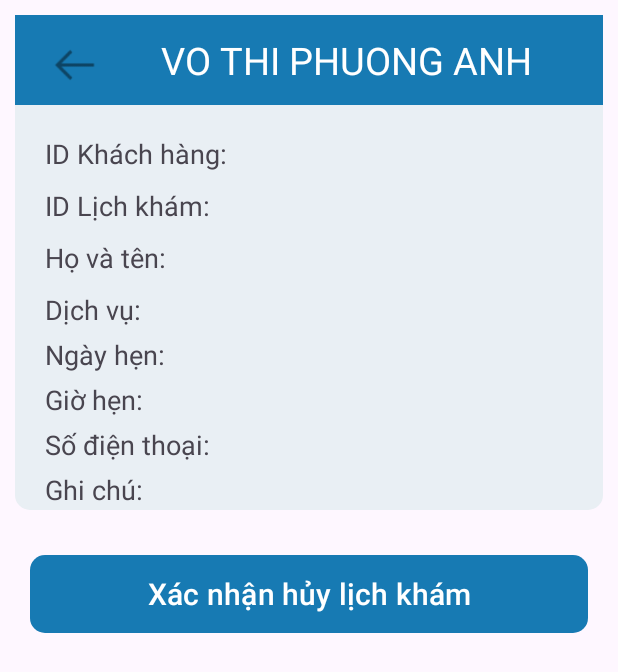
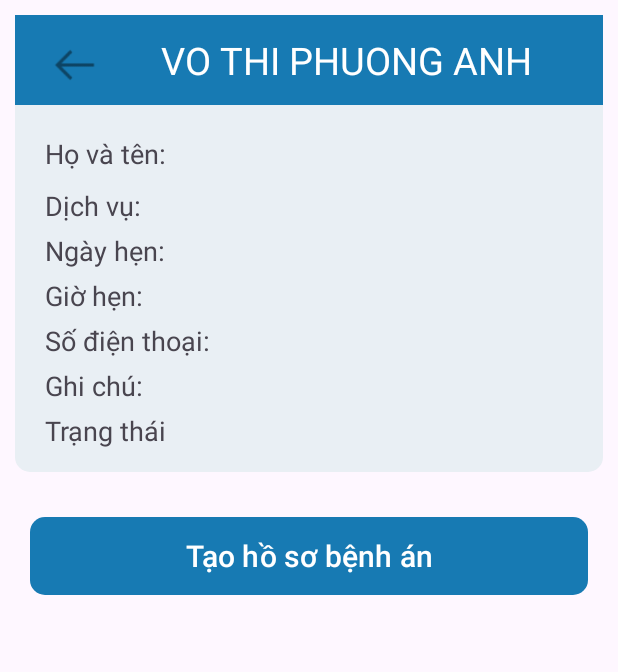
Before and after one commit to vtpanh12/LVTN, an Android app: the DentistAppointmentDetailActivity screen opened directly, with no data from a screen before it, on a phone screen of 412 x 824 dp. Shown: the top 672 px of the screen. Run offline under Robolectric (Android 15) with nearby library versions, the phone set to English and light mode, and no system bars; our stand-ins replace Firebase (no records; nobody signed in at launch, a user with empty details on screens opened directly).

Commit message:
day1 getInfoDentist

```diff
--- a/app/src/main/java/com/example/vtpa_b2013518_lvtn/dentist/DentistAppointmentDetailActivity.kt
+++ b/app/src/main/java/com/example/vtpa_b2013518_lvtn/dentist/DentistAppointmentDetailActivity.kt
@@ -1,15 +1,57 @@
 package com.example.vtpa_b2013518_lvtn.dentist
 
+import android.content.Intent
 import android.os.Bundle
+import android.widget.Button
+import android.widget.ImageView
+import android.widget.Toast
 import androidx.activity.enableEdgeToEdge
 import androidx.appcompat.app.AppCompatActivity
 import androidx.core.view.ViewCompat
 import androidx.core.view.WindowInsetsCompat
 import com.example.vtpa_b2013518_lvtn.R
+import com.example.vtpa_b2013518_lvtn.adapter.Shift
+import com.google.firebase.Firebase
+import com.google.firebase.auth.FirebaseAuth
+import com.google.firebase.firestore.firestore
 
 class DentistAppointmentDetailActivity : AppCompatActivity() {
+    private lateinit var btnDentistAppDetail: Button
+    private lateinit var auth: FirebaseAuth
+    private val db = Firebase.firestore
+    val dentistCurrentId = FirebaseAuth.getInstance().currentUser?.uid
     override fun onCreate(savedInstanceState: Bundle?) {
         super.onCreate(savedInstanceState)
         setContentView(R.layout.activity_dentist_appointment_detail)
+
+        val iVBackDentist = findViewById<ImageView>(R.id.iVBackDentistAppDetail)
+        iVBackDentist.setOnClickListener {
+            startActivity(Intent(this, DentistAppointmentActivity::class.java))
+        }
     }
+//    private fun getInfoApp(dentistId:String, hour:String, date: String, shiftId: String){
+//        val shiftRef = db.collection("dentists").document(dentistId)
+//            .collection("shifts").document("${date}_$shiftId")
+//        shiftRef.get().addOnSuccessListener { shiftDoc ->
+//            if (shiftDoc.exists()) {
+//                val shift = shiftDoc.toObject(Shift::class.java)
+//                val slots = shift?.slots?.toMutableMap() ?: mutableMapOf()
+//                val slotKey = findMatchingSlot(hour, shift?.slots ?: emptyMap())
+//                val selectedSlot = slots[slotKey]
+//                if (selectedSlot != null) {
+//                    selectedSlot.isBooked = true
+//                    selectedSlot.id_app = appointmentId
+//
+//                    // Cập nhật lại shift với slot đã được đặt
+//                    shiftRef.update("slots", slots).addOnSuccessListener {
+//                        Toast.makeText(this, "Đã cập nhật ca trực!", Toast.LENGTH_SHORT).show()
+//                    }.addOnFailureListener {
+//                        Toast.makeText(this, "Lỗi khi cập nhật slot", Toast.LENGTH_SHORT).show()
+//                    }
+//                }
+//            }
+//        }.addOnFailureListener {
+//            Toast.makeText(this, "Lỗi khi truy vấn ca trực", Toast.LENGTH_SHORT).show()
+//        }
+//    }
 }
--- a/app/src/main/res/layout/activity_dentist_appointment_detail.xml
+++ b/app/src/main/res/layout/activity_dentist_appointment_detail.xml
@@ -13,7 +13,7 @@
         android:background="@drawable/btn_custom1"
         android:orientation="vertical"
         android:layout_width="match_parent"
-        android:layout_height="330dp">
+        android:layout_height="wrap_content">
         <LinearLayout
             android:layout_marginBottom="10dp"
             android:background="@drawable/item_bg"
@@ -22,7 +22,7 @@
             android:layout_height="60dp">
 
             <ImageView
-                android:id="@+id/iVBackAdminApp"
+                android:id="@+id/iVBackDentistAppDetail"
                 android:layout_width="40dp"
                 android:layout_height="36dp"
                 android:layout_margin="15dp"
@@ -30,7 +30,7 @@
                 app:srcCompat="@drawable/back" />
             <TextView
                 android:paddingRight="30dp"
-                android:id="@+id/tVACAppEmail"
+                android:id="@+id/tVDentistAppDetailEmail"
                 android:layout_width="231dp"
                 android:layout_height="wrap_content"
                 android:layout_gravity="center"
@@ -45,23 +45,7 @@
         <TextView
             android:layout_marginLeft="20dp"
             android:layout_marginTop="10dp"
-            android:id="@+id/tVACAppUserId"
-            android:layout_width="wrap_content"
-            android:layout_height="wrap_content"
-            android:textSize="18sp"
-            android:text="ID Khách hàng:" />
-        <TextView
-            android:layout_marginLeft="20dp"
-            android:layout_marginTop="10dp"
-            android:id="@+id/tVACAppAppId"
-            android:layout_width="wrap_content"
-            android:layout_height="wrap_content"
-            android:textSize="18sp"
-            android:text="ID Lịch khám:" />
-        <TextView
-            android:layout_marginLeft="20dp"
-            android:layout_marginTop="10dp"
-            android:id="@+id/tVACAppUser"
+            android:id="@+id/tVDentistAppDetailUser"
             android:layout_width="wrap_content"
             android:layout_height="wrap_content"
             android:textSize="18sp"
@@ -70,7 +54,7 @@
             android:layout_marginLeft="20dp"
             android:layout_marginTop="10dp"
             android:textSize="18sp"
-            android:id="@+id/tVACAppService"
+            android:id="@+id/tVDentistAppDetailService"
             android:layout_width="wrap_content"
             android:layout_height="wrap_content"
             android:text="Dịch vụ:" />
@@ -79,7 +63,7 @@
             android:layout_marginLeft="20dp"
             android:layout_marginTop="5dp"
             android:textSize="18sp"
-            android:id="@+id/tVACAppDate"
+            android:id="@+id/tVDentistAppDetailDate"
             android:layout_width="wrap_content"
             android:layout_height="wrap_content"
             android:text="Ngày hẹn:" />
@@ -88,7 +72,7 @@
             android:layout_marginLeft="20dp"
             android:layout_marginTop="5dp"
             android:textSize="18sp"
-            android:id="@+id/tVACAppHour"
+            android:id="@+id/tVDentistAppDetailHour"
             android:layout_width="wrap_content"
             android:layout_height="wrap_content"
             android:text="Giờ hẹn:" />
@@ -97,7 +81,7 @@
             android:layout_marginLeft="20dp"
             android:layout_marginTop="5dp"
             android:textSize="18sp"
-            android:id="@+id/tVACAppPhoneNumber"
+            android:id="@+id/tVDentistAppDetailPhoneNumber"
             android:layout_width="wrap_content"
             android:layout_height="wrap_content"
             android:text="Số điện thoại:" />
@@ -105,16 +89,16 @@
             android:layout_marginLeft="20dp"
             android:layout_marginTop="5dp"
             android:textSize="18sp"
-            android:id="@+id/tVACAppNote"
+            android:id="@+id/tVDentistAppDetailNote"
             android:layout_width="wrap_content"
             android:layout_height="wrap_content"
             android:text="Ghi chú:" />
         <TextView
             android:layout_marginLeft="20dp"
-            android:layout_marginBottom="10dp"
+            android:layout_marginBottom="15dp"
             android:layout_marginTop="5dp"
             android:textSize="18sp"
-            android:id="@+id/tVACAppStatus"
+            android:id="@+id/tVDentistAppDetailStatus"
             android:layout_width="wrap_content"
             android:layout_height="wrap_content"
             android:text="Trạng thái" />
@@ -122,14 +106,14 @@
 
 
     <Button
-        android:id="@+id/btnCancelApp"
+        android:id="@+id/btnDentistAppDetail"
         android:layout_width="match_parent"
         android:layout_height="52dp"
         android:layout_margin="20dp"
         android:layout_marginRight="20dp"
         android:textSize="20sp"
         android:background="@drawable/btn_custom"
-        android:text="Xác nhận hủy lịch khám"
+        android:text="Tạo hồ sơ bệnh án"
         app:backgroundTint="@null" />
 
 </LinearLayout>
```
